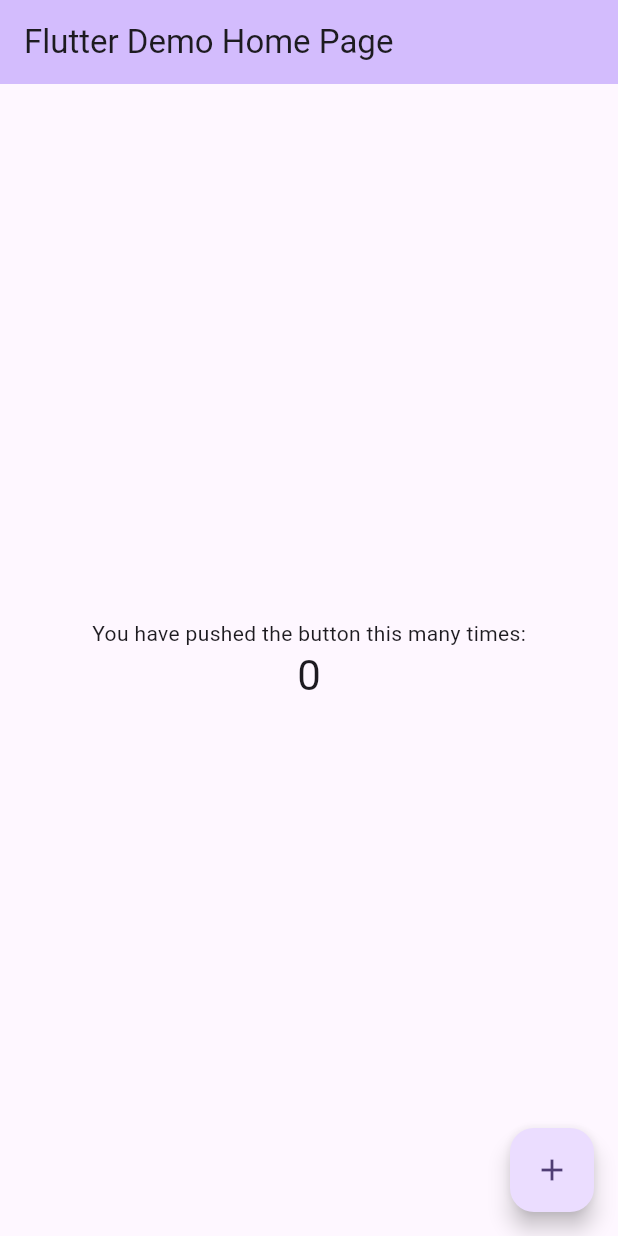
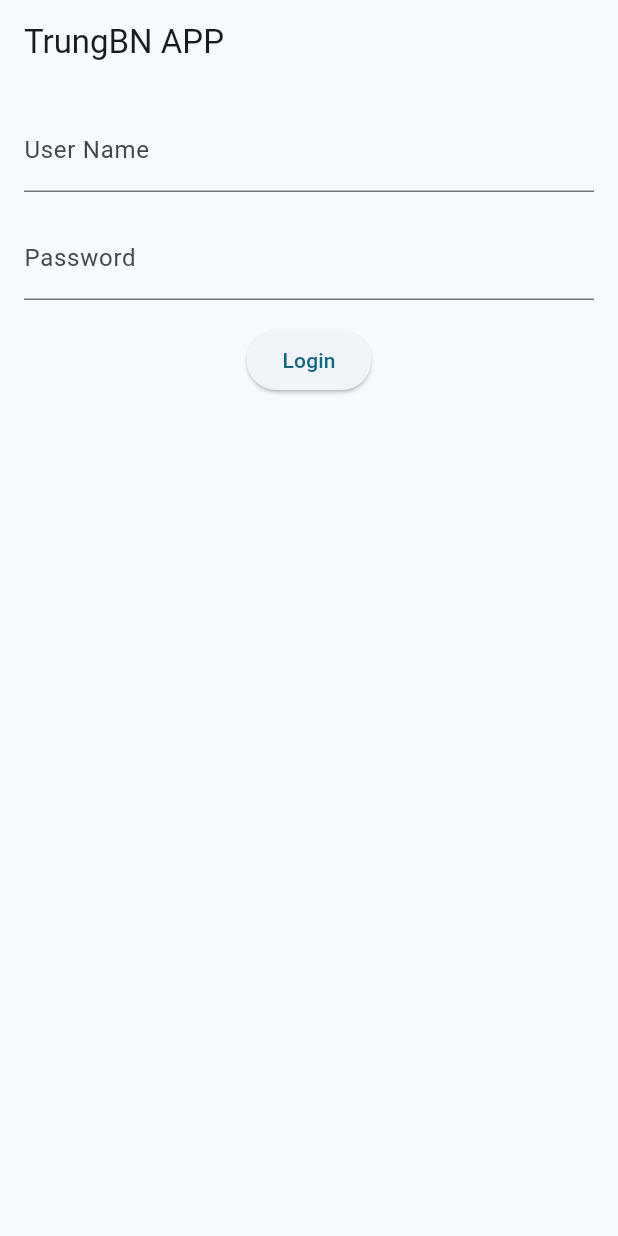
Before and after one commit to namtrungit/daily_tasks_app, a Flutter app: the screen it shows after launch, on a phone screen of 412 x 824 dp. Run offline on Flutter 3.47's test engine with Material 3 defaults, Android fonts, the phone set to English and light mode, and no system bars.

Commit message:
Init source

```diff
--- a/lib/main.dart
+++ b/lib/main.dart
@@ -7,116 +7,95 @@ void main() {
 class MyApp extends StatelessWidget {
   const MyApp({super.key});
 
-  // This widget is the root of your application.
   @override
   Widget build(BuildContext context) {
     return MaterialApp(
-      title: 'Flutter Demo',
+      title: 'TrungBN APP',
       theme: ThemeData(
-        // This is the theme of your application.
-        //
-        // TRY THIS: Try running your application with "flutter run". You'll see
-        // the application has a purple toolbar. Then, without quitting the app,
-        // try changing the seedColor in the colorScheme below to Colors.green
-        // and then invoke "hot reload" (save your changes or press the "hot
-        // reload" button in a Flutter-supported IDE, or press "r" if you used
-        // the command line to start the app).
-        //
-        // Notice that the counter didn't reset back to zero; the application
-        // state is not lost during the reload. To reset the state, use hot
-        // restart instead.
-        //
-        // This works for code too, not just values: Most code changes can be
-        // tested with just a hot reload.
-        colorScheme: ColorScheme.fromSeed(seedColor: Colors.deepPurple),
+        colorScheme: ColorScheme.fromSeed(seedColor: Colors.blueGrey),
       ),
-      home: const MyHomePage(title: 'Flutter Demo Home Page'),
+      home: const LoginPage(title: 'TrungBN APP'),
     );
   }
 }
 
-class MyHomePage extends StatefulWidget {
-  const MyHomePage({super.key, required this.title});
-
-  // This widget is the home page of your application. It is stateful, meaning
-  // that it has a State object (defined below) that contains fields that affect
-  // how it looks.
-
-  // This class is the configuration for the state. It holds the values (in this
-  // case the title) provided by the parent (in this case the App widget) and
-  // used by the build method of the State. Fields in a Widget subclass are
-  // always marked "final".
+class LoginPage extends StatefulWidget {
+  const LoginPage({super.key, required this.title});
 
   final String title;
 
   @override
-  State<MyHomePage> createState() => _MyHomePageState();
+  State<LoginPage> createState() => _LoginPageState();
 }
 
-class _MyHomePageState extends State<MyHomePage> {
-  int _counter = 0;
+class _LoginPageState extends State<LoginPage> {
+  final _formKey = GlobalKey<FormState>();
+  final _usernameController = TextEditingController();
+  final _passwordController = TextEditingController();
 
-  void _incrementCounter() {
-    setState(() {
-      // This call to setState tells the Flutter framework that something has
-      // changed in this State, which causes it to rerun the build method below
-      // so that the display can reflect the updated values. If we changed
-      // _counter without calling setState(), then the build method would not be
-      // called again, and so nothing would appear to happen.
-      _counter++;
-    });
+  @override
+  void dispose() {
+    _usernameController.dispose();
+    _passwordController.dispose();
+    super.dispose();
   }
 
   @override
   Widget build(BuildContext context) {
-    // This method is rerun every time setState is called, for instance as done
-    // by the _incrementCounter method above.
-    //
-    // The Flutter framework has been optimized to make rerunning build methods
-    // fast, so that you can just rebuild anything that needs updating rather
-    // than having to individually change instances of widgets.
     return Scaffold(
-      appBar: AppBar(
-        // TRY THIS: Try changing the color here to a specific color (to
-        // Colors.amber, perhaps?) and trigger a hot reload to see the AppBar
-        // change color while the other colors stay the same.
-        backgroundColor: Theme.of(context).colorScheme.inversePrimary,
-        // Here we take the value from the MyHomePage object that was created by
-        // the App.build method, and use it to set our appbar title.
-        title: Text(widget.title),
-      ),
-      body: Center(
-        // Center is a layout widget. It takes a single child and positions it
-        // in the middle of the parent.
-        child: Column(
-          // Column is also a layout widget. It takes a list of children and
-          // arranges them vertically. By default, it sizes itself to fit its
-          // children horizontally, and tries to be as tall as its parent.
-          //
-          // Column has various properties to control how it sizes itself and
-          // how it positions its children. Here we use mainAxisAlignment to
-          // center the children vertically; the main axis here is the vertical
-          // axis because Columns are vertical (the cross axis would be
-          // horizontal).
-          //
-          // TRY THIS: Invoke "debug painting" (choose the "Toggle Debug Paint"
-          // action in the IDE, or press "p" in the console), to see the
-          // wireframe for each widget.
-          mainAxisAlignment: MainAxisAlignment.center,
-          children: <Widget>[
-            const Text('You have pushed the button this many times:'),
-            Text(
-              '$_counter',
-              style: Theme.of(context).textTheme.headlineMedium,
-            ),
-          ],
+      appBar: AppBar(title: Text(widget.title)),
+      body: Padding(
+        padding: EdgeInsets.all(16),
+        child: Form(
+          key: _formKey,
+          child: Column(
+            children: [
+              TextFormField(
+                controller: _usernameController,
+                decoration: InputDecoration(labelText: 'User Name'),
+                validator: (value) {
+                  if (value == null || value.isEmpty) {
+                    return 'Please enter username';
+                  }
+                  return null;
+                },
+              ),
+              SizedBox(height: 16),
+              TextFormField(
+                controller: _passwordController,
+                decoration: InputDecoration(labelText: 'Password'),
+                obscureText: true,
+                validator: (value) {
+                  if (value == null || value.isEmpty) {
+                    return 'Please enter password';
+                  }
+                  return null;
+                },
+              ),
+              SizedBox(height: 16),
+              ElevatedButton(
+                onPressed: () {
+                  if (_formKey.currentState!.validate()) {
+                    String username = _usernameController.text;
+                    String password = _passwordController.text;
+                    ScaffoldMessenger.of(context).showSnackBar(
+                      SnackBar(
+                        content: Text(
+                          'Login success!\nUsername: $username\nPassword: $password',
+                        ),
+                        duration: Duration(seconds: 3),
+                      ),
+                    );
+                    print('Username: $username');
+                    print('Password: $password');
+                  }
+                },
+                child: Text('Login'),
+              ),
+            ],
+          ),
         ),
       ),
-      floatingActionButton: FloatingActionButton(
-        onPressed: _incrementCounter,
-        tooltip: 'Increment',
-        child: const Icon(Icons.add),
-      ), // This trailing comma makes auto-formatting nicer for build methods.
     );
   }
 }
```
